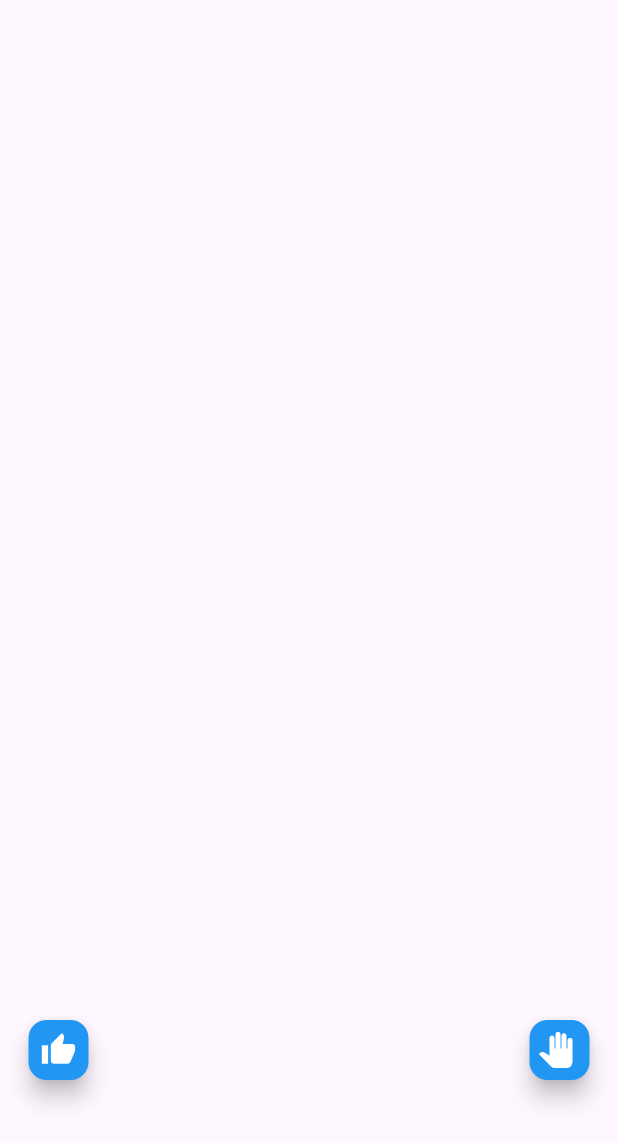
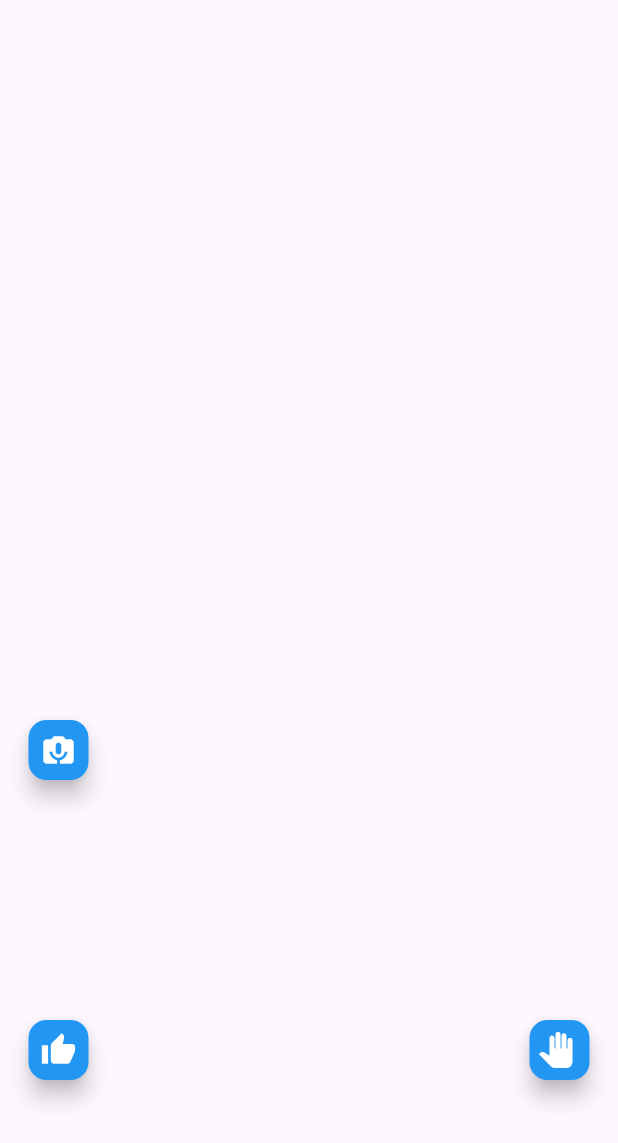
Before and after one commit to Pranav-6030/Agora-conferncing-software, a Flutter app: the VideoCall screen opened directly, on a phone screen of 412 x 824 dp. Shown: the top 1143 px of the screen. Run offline on Flutter 3.47's test engine with Material 3 defaults, Android fonts, the phone set to English and light mode, and no system bars; our stand-ins replace get, share; missing offline and left inert: agora_rtc_engine, agora_uikit; network calls fail.

Commit message:
mic all set

```diff
--- a/main_model/lib/login/video_call.dart
+++ b/main_model/lib/login/video_call.dart
@@ -8,7 +8,7 @@ import 'package:agora_rtc_engine/agora_rtc_engine.dart';
 class VideoCall extends StatefulWidget {
   final String channelName;
 
-  VideoCall({Key? key, required this.channelName}) : super(key: key);
+  const VideoCall({Key? key, required this.channelName}) : super(key: key);
 
   @override
   State<VideoCall> createState() => _VideoCallState();
@@ -17,12 +17,15 @@ class VideoCall extends StatefulWidget {
 class _VideoCallState extends State<VideoCall> {
   late AgoraClient _client;
   bool _loading = true;
-  bool _showVideo = true; // Set to true to display immediately
+  bool _showVideo = true;
   String tToken = "";
   int remoteUserCount = 0;
-  bool isSingleUser = true; // Flag for single user layout
+  bool isSingleUser = true;
   bool isHandRaised = false;
   bool isLiked = false;
+  bool hasUnmutePermission = false;
+  int countdown = 0; // Countdown in seconds
+  Timer? countdownTimer;
 
   @override
   void initState() {
@@ -73,7 +76,7 @@ class _VideoCallState extends State<VideoCall> {
               print("User with uid $uid went offline for reason: $reason");
               setState(() {
                 remoteUserCount--;
-                isSingleUser = remoteUserCount == 0; // Set to single user layout if no remote users
+                isSingleUser = remoteUserCount == 0;
               });
             },
           ),
@@ -86,7 +89,6 @@ class _VideoCallState extends State<VideoCall> {
         _client.sessionController.value = _client.sessionController.value.copyWith(
           isLocalUserMuted: true,
         );
-
 
         setState(() => _loading = false);
       } else {
@@ -113,18 +115,91 @@ class _VideoCallState extends State<VideoCall> {
     print("Like status: $isLiked");
   }
 
-@override
-Widget build(BuildContext context) {
-  return WillPopScope(
-    onWillPop: () async {
-      await _client.engine.leaveChannel();
-      print("User left the video call.");
-      return true; // Returning true allows the back navigation to proceed
-    },
-    child: Scaffold(
+  void toggleUnmutePermission() {
+    setState(() {
+      hasUnmutePermission = !hasUnmutePermission;
+    });
+
+    if (hasUnmutePermission) {
+      // Show a message when permission is granted
+      ScaffoldMessenger.of(context).showSnackBar(
+        SnackBar(content: const Text("You have permission")),
+      );
+
+      // Start the countdown at 30 seconds
+      countdown = 30;
+
+      // Start a periodic timer to update countdown every second
+      countdownTimer = Timer.periodic(const Duration(seconds: 1), (timer) {
+        setState(() {
+          countdown--;
+        });
+
+        if (countdown <= 0) {
+          // When countdown finishes, revoke permission and stop the timer
+          revokePermission();
+          countdownTimer?.cancel();
+        }
+      });
+    } else {
+      // Manually revoke permission and stop the timer
+      revokePermission();
+    }
+
+    print("Unmute permission: $hasUnmutePermission");
+  }
+
+  void revokePermission() {
+    setState(() {
+      hasUnmutePermission = false;
+      countdown = 0; // Reset countdown to hide it
+    });
+
+    // Mute the user if they're currently unmuted
+    if (!_client.sessionController.value.isLocalUserMuted) {
+      _client.sessionController.value = _client.sessionController.value.copyWith(
+        isLocalUserMuted: true,
+      );
+      _client.engine.muteLocalAudioStream(true);
+    }
+
+    // Show "Times up buddy" message when permission is revoked
+    ScaffoldMessenger.of(context).showSnackBar(
+      const SnackBar(content: Text("Times up buddy")),
+    );
+
+    print("Permission automatically revoked. Mic muted if needed.");
+  }
+
+  void handleMicToggle() {
+    if (!hasUnmutePermission && _client.sessionController.value.isLocalUserMuted == true) {
+      ScaffoldMessenger.of(context).showSnackBar(
+        const SnackBar(content: Text("You have no permission")),
+      );
+    } else {
+      bool newMuteState = !_client.sessionController.value.isLocalUserMuted;
+      _client.sessionController.value = _client.sessionController.value.copyWith(
+        isLocalUserMuted: newMuteState,
+      );
+      _client.engine.muteLocalAudioStream(newMuteState);
+      setState(() {
+        print("Mic toggled. Muted: $newMuteState");
+      });
+    }
+  }
+
+  @override
+  void dispose() {
+    countdownTimer?.cancel(); // Cancel timer if still running
+    super.dispose();
+  }
+
+  @override
+  Widget build(BuildContext context) {
+    return Scaffold(
       body: SafeArea(
         child: _loading
-            ? Center(child: CircularProgressIndicator())
+            ? const Center(child: CircularProgressIndicator())
             : Stack(
                 children: [
                   if (tToken.isNotEmpty && _showVideo)
@@ -133,8 +208,24 @@ Widget build(BuildContext context) {
                       layoutType: isSingleUser ? Layout.grid : Layout.floating,
                     ),
                   if (tToken.isNotEmpty)
-                    AgoraVideoButtons(client: _client),
-                  // Custom Hand Raise Button
+                    AgoraVideoButtons(
+                      client: _client,
+                      enabledButtons: const [
+                        BuiltInButtons.callEnd,
+                        BuiltInButtons.switchCamera,
+                        BuiltInButtons.toggleCamera,
+                      ],
+                      extraButtons: [
+                        FloatingActionButton(
+                          onPressed: handleMicToggle,
+                          child: Icon(
+                            _client.sessionController.value.isLocalUserMuted
+                                ? Icons.mic_off
+                                : Icons.mic,
+                          ),
+                        ),
+                      ],
+                    ),
                   Positioned(
                     bottom: 100,
                     right: 15,
@@ -150,7 +241,6 @@ Widget build(BuildContext context) {
                       ),
                     ),
                   ),
-                  // Custom Like Button
                   Positioned(
                     bottom: 100,
                     left: 15,
@@ -166,10 +256,31 @@ Widget build(BuildContext context) {
                       ),
                     ),
                   ),
+                  Positioned(
+                    bottom: 300,
+                    left: 15,
+                    child: FloatingActionButton.small(
+                      onPressed: toggleUnmutePermission,
+                      backgroundColor: Colors.blue,
+                      child: Icon(
+                        Icons.perm_camera_mic,
+                        color: hasUnmutePermission ? Colors.yellow : Colors.white,
+                      ),
+                    ),
+                  ),
+                  // Display countdown if permission is active
+                  if (hasUnmutePermission)
+                    Positioned(
+                      bottom: 350,
+                      left: 20,
+                      child: Text(
+                        "Time left: $countdown s",
+                        style: const TextStyle(fontSize: 18, color: Colors.red),
+                      ),
+                    ),
                 ],
               ),
       ),
-    ),
-  );
+    );
+  }
 }
-}
```
